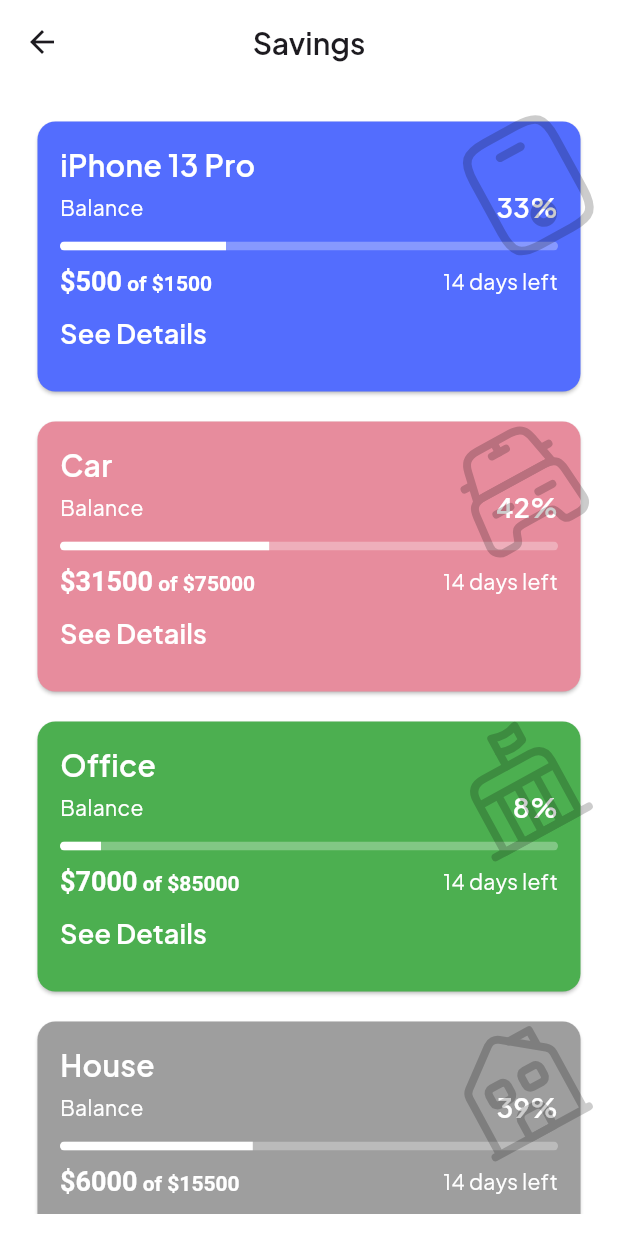
After one commit to SherazAli-67/wallet-app, a Flutter app: the SavingsPage screen opened directly, on a phone screen of 412 x 824 dp. The commit adds this screen. Run offline on Flutter 3.47's test engine with Material 3 defaults, Android fonts, the phone set to English and light mode, and no system bars; our stand-ins replace cached_network_image, flutter_svg; network calls fail.

Commit message:
Completed the Wallet App

```diff
--- a/lib/src/app_data.dart
+++ b/lib/src/app_data.dart
@@ -2,6 +2,7 @@ import 'package:flutter/material.dart';
 import 'package:wallet_app/src/models/earning_model.dart';
 import 'package:wallet_app/src/models/savings_model.dart';
 import 'package:wallet_app/src/models/transaction_model.dart';
+import 'package:wallet_app/src/res/app_icons.dart';
 
 class AppData {
   static  List<TransactionModel> get
@@ -44,8 +45,8 @@ class AppData {
   static  List<SavingsModel> get savings {
     return [
       SavingsModel(title: "iPhone 13 Pro", target: 1500, savings: 500, icon: Icons.phone_iphone_rounded,color: Colors.indigoAccent),
-      SavingsModel(title: "Car", target: 75000, savings: 31500, icon: Icons.directions_car_filled, color: Colors.black),
-      SavingsModel(title: "Office", target: 85000, savings:7000, icon: Icons.desk, color: Colors.green),
+      SavingsModel(title: "Car", target: 75000, savings: 31500, icon: Icons.credit_card, color: Color(0xffE78C9D)),
+      SavingsModel(title: "Office", target: 85000, savings:7000, icon: Icons.credit_card, color: Colors.green),
       SavingsModel(title: "House", target: 15500, savings: 6000, icon: Icons.house, color: Colors.grey),
 
     ];
@@ -57,7 +58,15 @@ class AppData {
       EarningsModel(source: "Upwork", amount: 2000, color: Color(0xffE78C9D)),
       EarningsModel(source: "ArabVet", amount: 500, color: Color(0xff377CC8)),
       EarningsModel(source: "App Subscriptions", amount: 700, color: Colors.amber),
+    ];
+  }
 
+  static List<String> get savingsIcon {
+    return [
+      AppIcons.icMobile,
+      AppIcons.icCar,
+      AppIcons.icBuilding,
+      AppIcons.icHouse
     ];
   }
 }
--- /dev/null
+++ b/lib/src/features/savings_page.dart
@@ -0,0 +1,133 @@
+import 'package:flutter/material.dart';
+import 'package:flutter_svg/flutter_svg.dart';
+import 'package:wallet_app/src/app_data.dart';
+import 'package:wallet_app/src/models/savings_model.dart';
+import 'package:wallet_app/src/res/app_textstyles.dart';
+
+class SavingsPage extends StatelessWidget{
+  const SavingsPage({super.key});
+
+  @override
+  Widget build(BuildContext context) {
+    return Scaffold(
+      backgroundColor: Colors.white,
+      appBar: AppBar(
+        backgroundColor: Colors.white,
+        scrolledUnderElevation: 0,
+        elevation: 0,
+        title: Text("Savings", style: AppTextStyles.headingTextStyle,),
+        centerTitle: true,
+      ),
+      body: SafeArea(child: Padding(
+        padding: const EdgeInsets.all(15.0),
+        child: ListView.builder(
+            itemCount: AppData.savings.length,
+            itemBuilder: (ctx, index){
+              SavingsModel savings = AppData.savings[index];
+              String icon = AppData.savingsIcon[index];
+              double progress = (savings.savings / savings.target).clamp(0.0, 1.0);
+              String percent = "${(progress * 100).toStringAsFixed(0)}%";
+
+              return Stack(
+                children: [
+                  SizedBox(
+                    height: 200,
+                    child: Card(
+                      margin: EdgeInsets.symmetric(horizontal: 10, vertical: 10),
+                      color: savings.color,
+                      child: Padding(
+                        padding: const EdgeInsets.all(15.0),
+                        child: Column(
+                          crossAxisAlignment: CrossAxisAlignment.start,
+                          children: [
+                            Text(savings.title, style: AppTextStyles.headingTextStyle.copyWith(color: Colors.white),),
+                            const Spacer(),
+                            Container(
+                              decoration: BoxDecoration(
+                                color: savings.color,
+                                borderRadius: BorderRadius.circular(12),
+                              ),
+                              child: Column(
+                                spacing: 10,
+                                crossAxisAlignment: CrossAxisAlignment.start,
+                                children: [
+                                  // Top row
+                                  Row(
+                                    mainAxisAlignment: MainAxisAlignment.spaceBetween,
+                                    children: [
+                                      const Text(
+                                        "Balance",
+                                        style: TextStyle(color: Colors.white, fontSize: 14),
+                                      ),
+                                      Text(
+                                        percent,
+                                        style: AppTextStyles.titleTextStyle.copyWith(color: Colors.white,),
+                                      ),
+                                    ],
+                                  ),
+                                  // Progress bar
+                                  ClipRRect(
+                                    borderRadius: BorderRadius.circular(8),
+                                    child: LinearProgressIndicator(
+                                      value: progress,
+                                      backgroundColor: Colors.white.withOpacity(0.3),
+                                      valueColor: AlwaysStoppedAnimation<Color>(Colors.white),
+                                      minHeight: 6,
+                                    ),
+                                  ),
+                                  // Bottom row
+                                  Row(
+                                    mainAxisAlignment: MainAxisAlignment.spaceBetween,
+                                    children: [
+                                      RichText(
+                                        text: TextSpan(
+                                          text: "\$${savings.savings.toInt()}",
+                                          style: AppTextStyles.titleTextStyle.copyWith(color: Colors.white),
+                                          children: [
+                                            TextSpan(
+                                              text: " of \$${savings.target.toInt()}",
+                                              style: AppTextStyles.regularTextStyle.copyWith(color: Colors.white),
+                                            ),
+                                          ],
+                                        ),
+                                      ),
+                                      Text(
+                                        "14 days left",
+                                        style: AppTextStyles.regularTextStyle.copyWith(color: Colors.white),
+                                      ),
+                                    ],
+                                  ),
+                                ],
+                              ),
+                            ),
+                            TextButton(
+                                style: TextButton.styleFrom(
+                                  padding: EdgeInsets.zero
+                                ),
+                                onPressed: null, child: Text(
+                              "See Details", style: AppTextStyles.titleTextStyle.copyWith(color: Colors.white),))
+                          ],
+                        ),
+                      ),
+                    ),
+                  ),
+                  Positioned(
+                    top: 10,
+                    right: 10,
+                    child: Transform.rotate(
+                      angle: -0.5, // approx -43 degrees (in radians)
+                      child: SvgPicture.asset(
+                        icon,
+                        height: 85,
+                        color: Colors.black.withOpacity(0.2), // Optional: tint for background design
+                      ),
+                    ),
+                  ),
+                ],
+              );
+        }),
+      )),
+    );
+  }
+
+}
--- a/lib/src/res/app_constants.dart
+++ b/lib/src/res/app_constants.dart
@@ -1,4 +1,10 @@
 const appTitle = 'Wallet App';
 const appFontFamily = 'Plus Jakarta Sans';
 
+const aboutDev = '''Top-rated Flutter developer with over 4 years of experience building cross-platform mobile applications for global clients. Proven expertise in Firebase, REST APIs, Google Maps SDK, and integrating in-app purchases.
+Successfully launched and maintained 10+ applications on the App Store and Google Play with exceptional
+client satisfaction and performance ''';
+
+const devShortDescription = 'Flutter App Developer – I Design and Develop Mobile Apps to Elevate Your Business';
 const profileUrl = 'https://media.licdn.com/dms/image/v2/D4D03AQF10MKF7Y4G2w/profile-displayphoto-shrink_400_400/B4DZO_EsajGUAg-/0/1734077505137?e=1749686400&v=beta&t=8F1mfp5Z-H2QmVL1iOtEpVM4gzbh-ElYabloc_9sKVg';
+const bannerUrl = 'https://media.licdn.com/dms/image/v2/D4D16AQFCzrqbvpWRQw/profile-displaybackgroundimage-shrink_350_1400/profile-displaybackgroundimage-shrink_350_1400/0/1734024227231?e=1749686400&v=beta&t=xLvKpWZ6QHP0LuOSPD59nZGE28eZ91RU_5yHwgdN3UI';
--- a/lib/src/res/app_icons.dart
+++ b/lib/src/res/app_icons.dart
@@ -6,5 +6,10 @@ class AppIcons {
   static const icStatCard = 'assets/icons/ic_stat_card.svg';
   static const icCardLogo = 'assets/icons/ic_card_logo.svg';
   static const icFilter = 'assets/icons/ic_filter.svg';
+  static const icCar = 'assets/icons/car.svg';
+  static const icBuilding = 'assets/icons/courthouse.svg';
+  static const icHouse = 'assets/icons/house.svg';
+  static const icMobile = 'assets/icons/mobile.svg';
+
 
 }
```
Also changed, not shown: lib/src/features/about_developer_page.dart (added, +84 -0 lines), lib/src/features/home_page.dart (+15 -7 lines), assets/icons/car.svg (added), assets/icons/courthouse.svg (added), assets/icons/house.svg (added), assets/icons/mobile.svg (added), 22 other files.
